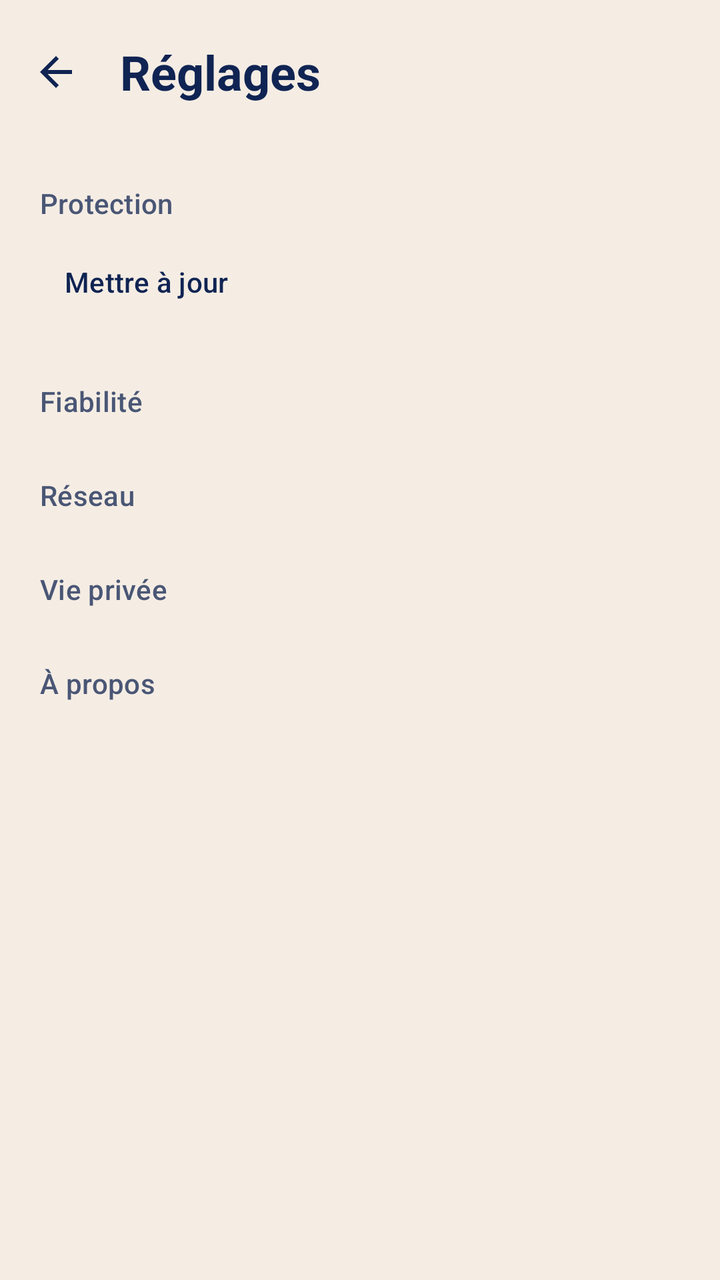
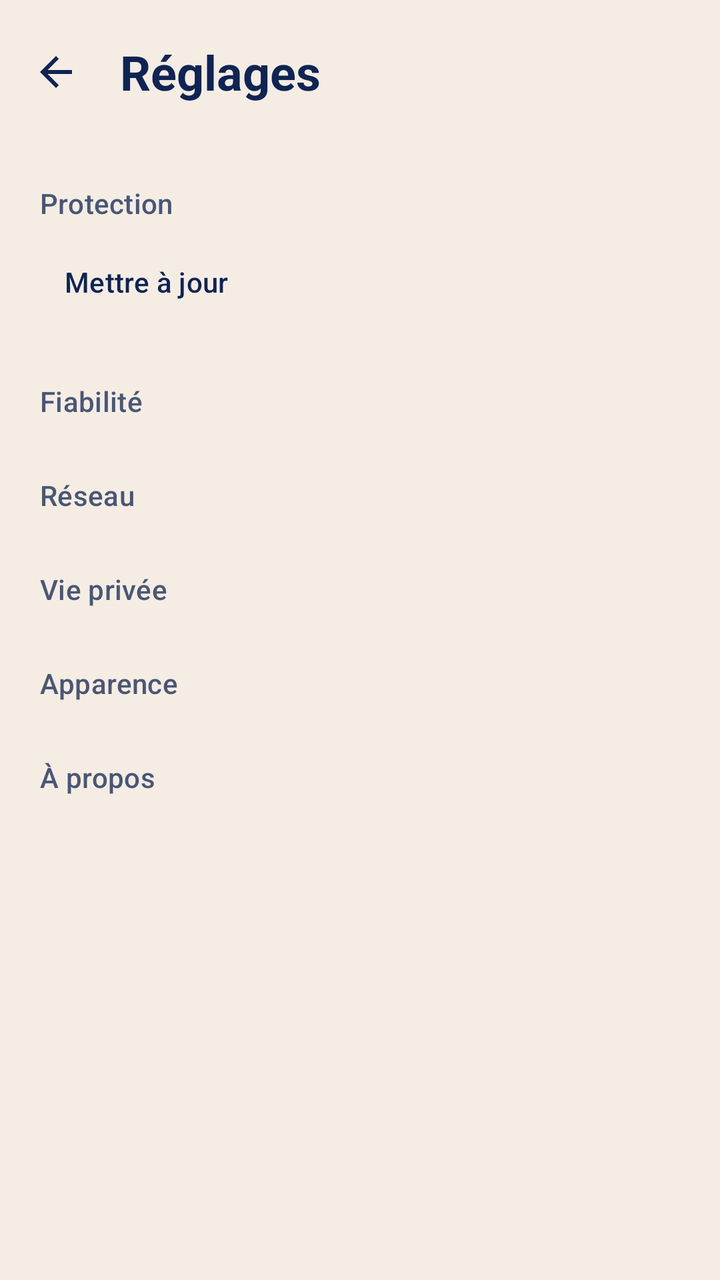

Compare the two renders of this Android layout. The source of the first and the diff that turns it into the second are given below.
<!-- AndroidManifest.xml: application theme Theme.AKeeper -->
<!-- res/layout/screen_settings.xml -->
<?xml version="1.0" encoding="utf-8"?>
<LinearLayout xmlns:android="http://schemas.android.com/apk/res/android"
    xmlns:app="http://schemas.android.com/apk/res-auto"
    android:id="@+id/root"
    android:layout_width="match_parent"
    android:layout_height="match_parent"
    android:orientation="vertical">

    <LinearLayout
        android:layout_width="match_parent"
        android:layout_height="72dp"
        android:gravity="center_vertical"
        android:orientation="horizontal"
        android:paddingHorizontal="4dp">

        <ImageButton
            android:id="@+id/settings_back"
            android:layout_width="48dp"
            android:layout_height="48dp"
            android:background="?attr/selectableItemBackgroundBorderless"
            android:contentDescription="@string/settings_back"
            android:src="@drawable/ic_arrow_back"
            app:tint="?attr/colorOnSurface" />

        <TextView
            android:layout_width="wrap_content"
            android:layout_height="wrap_content"
            android:layout_marginStart="8dp"
            android:accessibilityHeading="true"
            android:text="@string/settings_title"
            android:textAppearance="?attr/textAppearanceHeadlineSmall"
            android:textColor="?attr/colorOnSurface"
            android:textStyle="bold" />
    </LinearLayout>

    <ScrollView
        android:layout_width="match_parent"
        android:layout_height="0dp"
        android:layout_weight="1"
        android:clipToPadding="false">

        <LinearLayout
            android:layout_width="match_parent"
            android:layout_height="wrap_content"
            android:orientation="vertical"
            android:paddingHorizontal="12dp"
            android:paddingBottom="32dp">

            <TextView
                style="@style/Widget.AKeeper.SectionTitle"
                android:text="@string/settings_section_protection" />

            <LinearLayout
                android:id="@+id/settings_protection"
                style="@style/Widget.AKeeper.SettingsGroup"
                android:orientation="vertical">

                <com.google.android.material.button.MaterialButton
                    android:id="@+id/settings_rules_update"
                    style="@style/Widget.Material3.Button.TextButton"
                    android:layout_width="wrap_content"
                    android:layout_height="44dp"
                    android:layout_marginStart="8dp"
                    android:layout_marginBottom="8dp"
                    android:text="@string/settings_rules_update" />
            </LinearLayout>

            <TextView
                style="@style/Widget.AKeeper.SectionTitle"
                android:text="@string/settings_section_reliability" />

            <LinearLayout
                android:id="@+id/settings_reliability"
                style="@style/Widget.AKeeper.SettingsGroup"
                android:orientation="vertical" />

            <TextView
                style="@style/Widget.AKeeper.SectionTitle"
                android:text="@string/settings_section_network" />

            <LinearLayout
                android:id="@+id/settings_network"
                style="@style/Widget.AKeeper.SettingsGroup"
                android:orientation="vertical" />

            <TextView
                style="@style/Widget.AKeeper.SectionTitle"
                android:text="@string/settings_section_privacy" />

            <LinearLayout
                android:id="@+id/settings_privacy"
                style="@style/Widget.AKeeper.SettingsGroup"
                android:orientation="vertical" />

            <TextView
                style="@style/Widget.AKeeper.SectionTitle"
                android:text="@string/settings_section_about" />

            <LinearLayout
                android:id="@+id/settings_about"
                style="@style/Widget.AKeeper.SettingsGroup"
                android:orientation="vertical" />
        </LinearLayout>
    </ScrollView>
</LinearLayout>
<!-- resources referenced by this layout -->
<resources>
  <!-- drawable ic_arrow_back (drawable) -->
  <vector xmlns:android="http://schemas.android.com/apk/res/android"
      android:width="24dp"
      android:height="24dp"
      android:autoMirrored="true"
      android:viewportWidth="24"
      android:viewportHeight="24">
      <path
          android:fillColor="@android:color/white"
          android:pathData="M20,11H7.83l5.59,-5.59L12,4l-8,8 8,8 1.41,-1.41L7.83,13H20v-2z" />
  </vector>
  <string name="settings_back">Retour</string>
  <string name="settings_rules_update">Mettre à jour</string>
  <string name="settings_section_about">À propos</string>
  <string name="settings_section_network">Réseau</string>
  <string name="settings_section_privacy">Vie privée</string>
  <string name="settings_section_protection">Protection</string>
  <string name="settings_section_reliability">Fiabilité</string>
  <string name="settings_title">Réglages</string>
  <style name="Widget.AKeeper.SectionTitle" parent="">
          <item name="android:layout_width">wrap_content</item>
          <item name="android:layout_height">wrap_content</item>
          <item name="android:layout_marginStart">8dp</item>
          <item name="android:layout_marginTop">20dp</item>
          <item name="android:layout_marginBottom">8dp</item>
          <item name="android:accessibilityHeading">true</item>
          <item name="android:textAppearance">?attr/textAppearanceTitleSmall</item>
          <item name="android:textColor">?attr/colorOnSurfaceVariant</item>
      </style>
  <style name="Widget.AKeeper.SettingsGroup" parent="">
          <item name="android:layout_width">match_parent</item>
          <item name="android:layout_height">wrap_content</item>
      </style>
  <color name="akeeper_primary">@color/akeeper_midnight</color>
  <color name="akeeper_on_primary">@color/akeeper_ivory</color>
  <color name="akeeper_turquoise">#FF36C2CF</color>
  <color name="akeeper_midnight">#FF102453</color>
  <color name="akeeper_link">@color/akeeper_turquoise_text</color>
  <color name="akeeper_background">@color/akeeper_ivory</color>
  <color name="akeeper_on_background">@color/akeeper_midnight</color>
  <color name="akeeper_on_background_variant">@color/akeeper_slate</color>
  <color name="akeeper_card">@color/akeeper_white</color>
  <color name="akeeper_outline">@color/akeeper_taupe</color>
  <color name="akeeper_outline_variant">@color/akeeper_sand</color>
  <style name="Widget.AKeeper.Switch" parent="Widget.Material3.CompoundButton.MaterialSwitch">
          <item name="trackTint">@color/akeeper_switch_track</item>
          <item name="thumbTint">@color/akeeper_switch_thumb</item>
          <item name="trackDecorationTint">@color/akeeper_switch_track_decoration</item>
      </style>
  <color name="akeeper_ivory">#FFF5EDE4</color>
  <color name="akeeper_turquoise_text">#FF0B6B75</color>
  <color name="akeeper_slate">#FF4A5675</color>
  <color name="akeeper_white">#FFFFFFFF</color>
  <color name="akeeper_taupe">#FF8C8478</color>
  <color name="akeeper_sand">#FFE2D8CC</color>
  <!-- unchanged entries left out for length: 1 -->
</resources>

<!-- the commit's change to res/layout/screen_settings.xml (unified diff, before → after) -->
@@ -94,6 +94,15 @@
 
             <TextView
                 style="@style/Widget.AKeeper.SectionTitle"
+                android:text="@string/settings_section_appearance" />
+
+            <LinearLayout
+                android:id="@+id/settings_appearance"
+                style="@style/Widget.AKeeper.SettingsGroup"
+                android:orientation="vertical" />
+
+            <TextView
+                style="@style/Widget.AKeeper.SectionTitle"
                 android:text="@string/settings_section_about" />
 
             <LinearLayout
<!-- resource entries referenced after the edit -->
@@ -14,6 +14,7 @@
   <string name="settings_back">Retour</string>
   <string name="settings_rules_update">Mettre à jour</string>
   <string name="settings_section_about">À propos</string>
+  <string name="settings_section_appearance">Apparence</string>
   <string name="settings_section_network">Réseau</string>
   <string name="settings_section_privacy">Vie privée</string>
   <string name="settings_section_protection">Protection</string>
